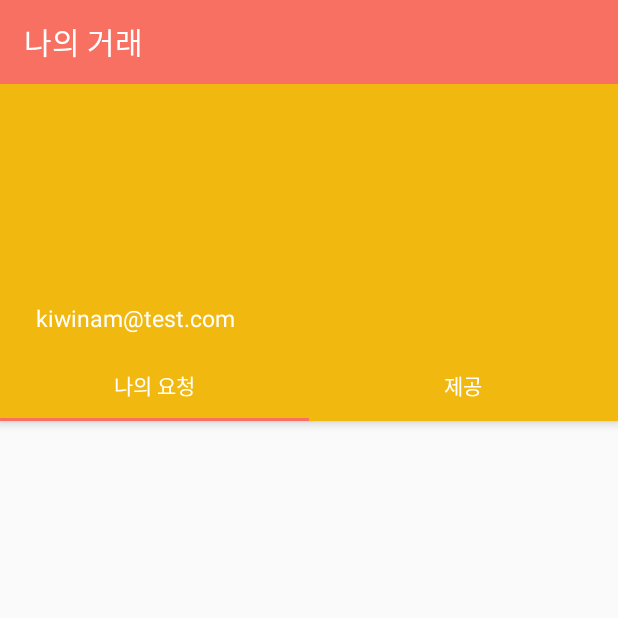
After one commit to wooni97/Bboba, an Android app: the MyRequestFragment screen opened directly, with no data from a screen before it, on a phone screen of 412 x 824 dp, the top half of it. The commit adds this screen. Run offline under Robolectric (Android 15) with nearby library versions, the phone set to English and light mode, and no system bars; our stand-ins replace Firebase (no records; nobody signed in at launch, a user with empty details on screens opened directly); libraries missing offline, so code that uses them is left out: com.kakao.network, com.kakao.usermgmt; pictures from the network do not load; 2 statements that could not run were skipped.

Commit message:
my request list

```diff
--- a/app/src/main/AndroidManifest.xml
+++ b/app/src/main/AndroidManifest.xml
@@ -26,6 +26,7 @@
 
         <activity android:name=".ComRequestActivity" />
         <activity android:name=".LoginActivity" />
+        <activity android:name=".MyTradeActivity" />
         <activity android:name=".RequestActivity" />
         <activity android:name=".MainActivity">
             <intent-filter>
--- a/app/src/main/java/com/example/bboba/MainActivity.kt
+++ b/app/src/main/java/com/example/bboba/MainActivity.kt
@@ -124,6 +124,10 @@ class MainActivity : AppCompatActivity(), NavigationView.OnNavigationItemSelecte
     //네비게이션 드로어 메뉴 선택시
     override fun onNavigationItemSelected(menuItem: MenuItem): Boolean {
         when (menuItem.itemId) {
+            R.id.cart -> {
+                val intent = Intent(context,MyTradeActivity::class.java)
+                startActivity(intent)
+            }
             R.id.logout -> {
                 UserManagement.getInstance().requestLogout(object:LogoutResponseCallback(){
                     override fun onCompleteLogout() {
--- /dev/null
+++ b/app/src/main/java/com/example/bboba/MyGivingFragment.kt
@@ -0,0 +1,101 @@
+package com.example.bboba
+
+import android.os.Bundle
+import android.util.Log
+import androidx.fragment.app.Fragment
+import android.view.LayoutInflater
+import android.view.View
+import android.view.ViewGroup
+import androidx.recyclerview.widget.LinearLayoutManager
+import com.google.firebase.database.*
+import com.kakao.network.ErrorResult
+import com.kakao.usermgmt.UserManagement
+import com.kakao.usermgmt.callback.MeV2ResponseCallback
+import com.kakao.usermgmt.response.MeV2Response
+import kotlinx.android.synthetic.main.fragment_list.*
+import kotlinx.android.synthetic.main.fragment_my_giving.*
+import kotlinx.android.synthetic.main.fragment_my_request.*
+
+/**
+ * A simple [Fragment] subclass.
+ */
+class MyGivingFragment : Fragment() {
+    private val reqData = ArrayList<Prints_Request>()
+    private val database = FirebaseDatabase.getInstance()
+    private val reqRef = database.getReference("PRINTS_REQUEST")
+    private val dateRef = reqRef.child("date")
+    override fun onCreate(savedInstanceState: Bundle?) {
+        super.onCreate(savedInstanceState)
+        retainInstance = true
+
+        //카카오 api에서 정보 받아오기
+        UserManagement.getInstance().me(object: MeV2ResponseCallback() {
+            override fun onFailure(errorResult: ErrorResult?) {
+                Log.d("example", "aaabb=실패")
+            }
+            override fun onSessionClosed(errorResult: ErrorResult?) {
+                Log.d("example", "aaabb=세션 닫힘")
+            }
+            override fun onSuccess(result: MeV2Response) {
+                val userEmail = result.kakaoAccount.email
+
+                //파이어베이스에서 데이터 받아오기
+                //파이어베이스 데이터를 받아오는 부분을 카카오api정보 받아오는 곳 속에 넣음
+                //카카오api 받아오는 속도가 느려서 파이어베이스 데이터를 받는 부분에서 자신의 글을 필터링 할 때
+                //정보를 받아오지 못함(널 값이 들어감)
+                //따라서 카카오에서 정보를 받은 이후에 파이어베이스 데이터 받는 것을 진행하기 위해서 이렇게 함
+                dateRef.addValueEventListener(object: ValueEventListener {
+                    override fun onDataChange(eachUserData: DataSnapshot) {
+                        reqData.clear()
+                        for(eud in eachUserData.children) {//eud : 날짜 별 유저 데이터
+                            for(h in eud.children) {//한 날짜 대한 유저의 요청 정보
+                                if(h.child("email").value==userEmail) {
+                                    reqData.add(
+                                        0,
+                                        Prints_Request(
+                                            h.child("name").value as String,
+                                            h.child("email").value as String,
+                                            h.child("total_page").value as String,
+                                            h.child("detail_request").value as String,
+                                            h.child("date").value as String,
+                                            h.child("time").value as String,
+                                            h.child("locationx").value as String,
+                                            h.child("locationy").value as String,
+                                            h.child("location_name").value as String,
+                                            h.child("per_page").value as String,
+                                            h.child("print_fb").value as String,
+                                            h.child("print_color").value as String,
+                                            h.child("picture_location").value as String
+                                        )
+                                    )
+                                }
+                            }
+                        }
+                        list_mygiving.apply { //데이터 뽑은 후 출력
+                            layoutManager = LinearLayoutManager(activity?:return)
+                            adapter = ReqCardAdapter(reqData)
+                        }
+                    }
+
+                    override fun onCancelled(p0: DatabaseError) {
+                    }
+                })
+            }
+        })
+    }
+
+    override fun onCreateView(
+        inflater: LayoutInflater, container: ViewGroup?,
+        savedInstanceState: Bundle?
+    ): View? {
+        return inflater.inflate(R.layout.fragment_my_giving, container, false)
+    }
+
+    override fun onViewCreated(view: View, savedInstanceState: Bundle?) {
+        super.onViewCreated(view, savedInstanceState)
+        list_mygiving.apply {
+            layoutManager = LinearLayoutManager(activity)
+            adapter = ReqCardAdapter(reqData)
+        }
+    }
+}
--- /dev/null
+++ b/app/src/main/java/com/example/bboba/MyRequestFragment.kt
@@ -0,0 +1,101 @@
+package com.example.bboba
+
+import android.os.Bundle
+import android.util.Log
+import androidx.fragment.app.Fragment
+import android.view.LayoutInflater
+import android.view.View
+import android.view.ViewGroup
+import androidx.recyclerview.widget.LinearLayoutManager
+import com.google.firebase.database.*
+import com.kakao.network.ErrorResult
+import com.kakao.usermgmt.UserManagement
+import com.kakao.usermgmt.callback.MeV2ResponseCallback
+import com.kakao.usermgmt.response.MeV2Response
+import kotlinx.android.synthetic.main.fragment_list.*
+import kotlinx.android.synthetic.main.fragment_my_giving.*
+import kotlinx.android.synthetic.main.fragment_my_request.*
+
+/**
+ * A simple [Fragment] subclass.
+ */
+class MyRequestFragment : Fragment() {
+    private val reqData = ArrayList<Prints_Request>()
+    private val database = FirebaseDatabase.getInstance()
+    private val reqRef = database.getReference("PRINTS_REQUEST")
+    private val dateRef = reqRef.child("date")
+    override fun onCreate(savedInstanceState: Bundle?) {
+        super.onCreate(savedInstanceState)
+        retainInstance = true
+
+        //카카오 api에서 정보 받아오기
+        UserManagement.getInstance().me(object: MeV2ResponseCallback() {
+            override fun onFailure(errorResult: ErrorResult?) {
+                Log.d("example", "aaabb=실패")
+            }
+            override fun onSessionClosed(errorResult: ErrorResult?) {
+                Log.d("example", "aaabb=세션 닫힘")
+            }
+            override fun onSuccess(result: MeV2Response) {
+                val userEmail = result.kakaoAccount.email
+
+                //파이어베이스에서 데이터 받아오기
+                //파이어베이스 데이터를 받아오는 부분을 카카오api정보 받아오는 곳 속에 넣음
+                //카카오api 받아오는 속도가 느려서 파이어베이스 데이터를 받는 부분에서 자신의 글을 필터링 할 때
+                //정보를 받아오지 못함(널 값이 들어감)
+                //따라서 카카오에서 정보를 받은 이후에 파이어베이스 데이터 받는 것을 진행하기 위해서 이렇게 함
+                dateRef.addValueEventListener(object: ValueEventListener {
+                    override fun onDataChange(eachUserData: DataSnapshot) {
+                        reqData.clear()
+                        for(eud in eachUserData.children) {//eud : 날짜 별 유저 데이터
+                            for(h in eud.children) {//한 날짜 대한 유저의 요청 정보
+                                if(h.child("email").value==userEmail) {
+                                    reqData.add(
+                                        0,
+                                        Prints_Request(
+                                            h.child("name").value as String,
+                                            h.child("email").value as String,
+                                            h.child("total_page").value as String,
+                                            h.child("detail_request").value as String,
+                                            h.child("date").value as String,
+                                            h.child("time").value as String,
+                                            h.child("locationx").value as String,
+                                            h.child("locationy").value as String,
+                                            h.child("location_name").value as String,
+                                            h.child("per_page").value as String,
+                                            h.child("print_fb").value as String,
+                                            h.child("print_color").value as String,
+                                            h.child("picture_location").value as String
+                                        )
+                                    )
+                                }
+                            }
+                        }
+                        list_myrequest.apply { //데이터 뽑은 후 출력
+                            layoutManager = LinearLayoutManager(activity?:return)
+                            adapter = ReqCardAdapter(reqData)
+                        }
+                    }
+
+                    override fun onCancelled(p0: DatabaseError) {
+                    }
+                })
+            }
+        })
+    }
+
+    override fun onCreateView(
+        inflater: LayoutInflater, container: ViewGroup?,
+        savedInstanceState: Bundle?
+    ): View? {
+        return inflater.inflate(R.layout.fragment_my_request, container, false)
+    }
+
+    override fun onViewCreated(view: View, savedInstanceState: Bundle?) {
+        super.onViewCreated(view, savedInstanceState)
+        list_myrequest.apply {
+            layoutManager = LinearLayoutManager(activity)
+            adapter = ReqCardAdapter(reqData)
+        }
+    }
+}
--- /dev/null
+++ b/app/src/main/java/com/example/bboba/MyTradeActivity.kt
@@ -0,0 +1,36 @@
+package com.example.bboba
+
+import android.net.Uri
+import android.os.Bundle
+import android.util.Log
+import androidx.appcompat.app.AppCompatActivity
+import com.bumptech.glide.Glide
+import com.bumptech.glide.load.resource.bitmap.RoundedCorners
+import com.kakao.network.ErrorResult
+import com.kakao.usermgmt.UserManagement
+import com.kakao.usermgmt.callback.MeV2ResponseCallback
+import com.kakao.usermgmt.response.MeV2Response
+import kotlinx.android.synthetic.main.activity_givemain.*
+import kotlinx.android.synthetic.main.activity_my_trade.*
+import kotlinx.android.synthetic.main.activity_request.*
+
+
+open class MyTradeActivity : AppCompatActivity(){
+    val myRequestFragment = MyRequestFragment()
+    val myGivingFragment = MyGivingFragment()
+
+    override fun onCreate(savedInstanceState: Bundle?) {
+        super.onCreate(savedInstanceState)
+        setContentView(R.layout.activity_my_trade)
+        setSupportActionBar(toolbar_in_mytrade)
+
+        //supportActionBar!!.setDisplayShowTitleEnabled(false) // 타이틀 안보이게 하기
+        supportActionBar!!.title = "나의 거래"
+
+        val adapter = ViewPagerAdapter(supportFragmentManager)
+        adapter.addFragment(myRequestFragment, "나의 요청")
+        adapter.addFragment(myGivingFragment, "제공")
+        viewPager_in_mytrade.adapter = adapter
+        tabs_in_mytrade.setupWithViewPager(viewPager_in_mytrade)
+    }
+}
--- /dev/null
+++ b/app/src/main/res/layout/activity_my_trade.xml
@@ -0,0 +1,89 @@
+<?xml version="1.0" encoding="utf-8"?>
+<androidx.constraintlayout.widget.ConstraintLayout xmlns:android="http://schemas.android.com/apk/res/android"
+    xmlns:app="http://schemas.android.com/apk/res-auto"
+    android:layout_width="match_parent"
+    android:layout_height="match_parent">
+
+    <com.google.android.material.appbar.AppBarLayout
+        android:id="@+id/appBarLayout_in_mytrade"
+        android:layout_width="match_parent"
+        android:layout_height="wrap_content"
+        android:theme="@style/ThemeOverlay.AppCompat.Dark.ActionBar"
+        app:layout_constraintBottom_toTopOf="@+id/viewPager_in_mytrade"
+        app:layout_constraintEnd_toEndOf="parent"
+        app:layout_constraintStart_toStartOf="parent"
+        app:layout_constraintTop_toTopOf="parent">
+
+        <androidx.appcompat.widget.Toolbar
+            android:id="@+id/toolbar_in_mytrade"
+            android:layout_width="match_parent"
+            android:layout_height="?attr/actionBarSize"
+            android:background="@color/main_color"
+            android:theme="@style/ThemeOverlay.AppCompat.ActionBar"
+            app:layout_constraintTop_toTopOf="parent"
+            app:popupTheme="@style/ThemeOverlay.AppCompat.Light" />
+        <ImageView
+            android:id="@+id/nav_header_profile_in_mytrade"
+            android:layout_width="120dp"
+            android:layout_height="120dp"
+            android:layout_marginLeft="22dp"
+            android:layout_marginTop="10dp"
+            android:adjustViewBounds="true"
+            app:layout_constraintStart_toStartOf="parent"
+            app:layout_constraintTop_toTopOf="parent" />
+
+        <TextView
+            android:id="@+id/nav_profile_name_in_mytrade"
+            android:layout_width="wrap_content"
+            android:layout_height="0dp"
+            android:layout_marginStart="24dp"
+            android:layout_marginTop="12dp"
+            android:text="Charlie Park"
+            android:textColor="#fff"
+            android:textSize="22sp"
+            app:layout_constraintStart_toStartOf="parent"
+            app:layout_constraintTop_toBottomOf="@id/nav_header_profile_in_mytrade" />
+
+        <TextView
+            android:id="@+id/nav_profile_email_in_mytrade"
+            android:layout_width="wrap_content"
+            android:layout_height="wrap_content"
+            android:layout_marginStart="24dp"
+            android:layout_marginTop="3dp"
+            android:text="kiwinam@test.com"
+            android:textColor="#fff"
+            android:textSize="15sp"
+            app:layout_constraintStart_toStartOf="parent"
+            app:layout_constraintTop_toBottomOf="@id/nav_profile_name_in_mytrade" />
+
+        <Space
+            android:id="@+id/nav_space_in_mytrade"
+            android:layout_width="wrap_content"
+            android:layout_height="wrap_content"
+            android:layout_marginTop="10dp"
+            app:layout_constraintEnd_toEndOf="@+id/nav_profile_email_in_mytrade"
+            app:layout_constraintStart_toStartOf="@+id/nav_profile_email_in_mytrade"
+            app:layout_constraintTop_toBottomOf="@+id/nav_profile_email_in_mytrade" />
+
+
+        <com.google.android.material.tabs.TabLayout
+            android:id="@+id/tabs_in_mytrade"
+            android:layout_width="match_parent"
+            android:layout_height="wrap_content"
+            app:tabBackground="@color/colorPrimary"
+            app:tabGravity="fill"
+            app:tabMode="fixed"
+            app:tabTextColor="@android:color/white" />
+    </com.google.android.material.appbar.AppBarLayout>
+
+    <androidx.viewpager.widget.ViewPager
+        android:id="@+id/viewPager_in_mytrade"
+        android:layout_width="match_parent"
+        android:layout_height="0dp"
+        app:layout_constraintBottom_toBottomOf="parent"
+        app:layout_constraintEnd_toEndOf="parent"
+        app:layout_constraintStart_toStartOf="parent"
+        app:layout_constraintTop_toBottomOf="@+id/appBarLayout_in_mytrade">
+    </androidx.viewpager.widget.ViewPager>
+
+</androidx.constraintlayout.widget.ConstraintLayout>
--- /dev/null
+++ b/app/src/main/res/layout/fragment_my_giving.xml
@@ -0,0 +1,20 @@
+<?xml version="1.0" encoding="utf-8"?>
+<FrameLayout xmlns:android="http://schemas.android.com/apk/res/android"
+    xmlns:app="http://schemas.android.com/apk/res-auto"
+    xmlns:tools="http://schemas.android.com/tools"
+    android:layout_width="match_parent"
+    android:layout_height="match_parent"
+    tools:context=".MyGivingFragment">
+
+    <androidx.constraintlayout.widget.ConstraintLayout
+        android:layout_width="match_parent"
+        android:layout_height="match_parent">
+
+        <androidx.recyclerview.widget.RecyclerView
+            android:id="@+id/list_mygiving"
+            android:layout_width="match_parent"
+            android:layout_height="match_parent" />
+        <!--android:paddingBottom="50dp"-->
+
+    </androidx.constraintlayout.widget.ConstraintLayout>
+</FrameLayout>
--- /dev/null
+++ b/app/src/main/res/layout/fragment_my_request.xml
@@ -0,0 +1,20 @@
+<?xml version="1.0" encoding="utf-8"?>
+<FrameLayout xmlns:android="http://schemas.android.com/apk/res/android"
+    xmlns:app="http://schemas.android.com/apk/res-auto"
+    xmlns:tools="http://schemas.android.com/tools"
+    android:layout_width="match_parent"
+    android:layout_height="match_parent"
+    tools:context=".MyRequestFragment">
+
+    <androidx.constraintlayout.widget.ConstraintLayout
+        android:layout_width="match_parent"
+        android:layout_height="match_parent">
+
+        <androidx.recyclerview.widget.RecyclerView
+            android:id="@+id/list_myrequest"
+            android:layout_width="match_parent"
+            android:layout_height="match_parent" />
+        <!--android:paddingBottom="50dp"-->
+
+    </androidx.constraintlayout.widget.ConstraintLayout>
+</FrameLayout>
```
